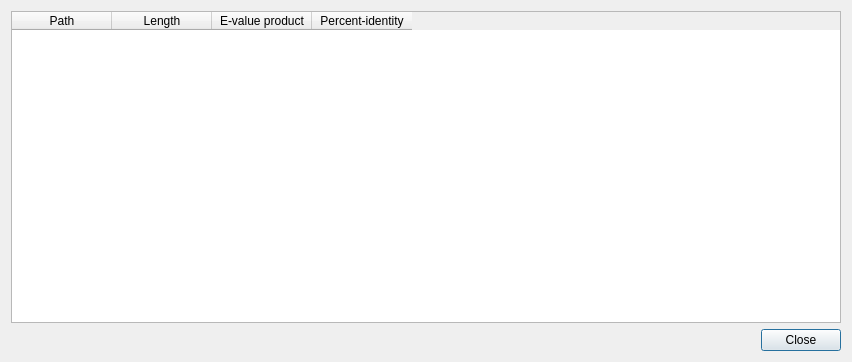
Old version of the form ui/querypathsdialog.ui in the repository rrwick/Bandage.
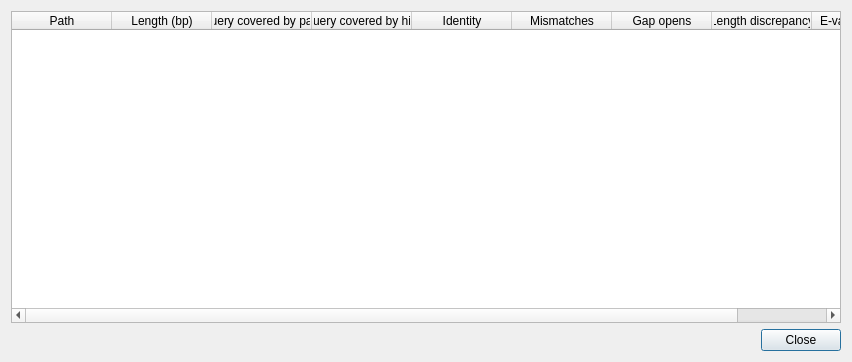
New version of the form. Custom widgets are drawn as their Qt base class.

Commit message: Improve BLAST query path table

What changed in the file:
```diff
--- a/ui/querypathsdialog.ui
+++ b/ui/querypathsdialog.ui
@@ -23,7 +23,37 @@
      </column>
      <column>
       <property name="text">
-       <string>Length</string>
+       <string>Length (bp)</string>
+      </property>
+     </column>
+     <column>
+      <property name="text">
+       <string>Query covered by path</string>
+      </property>
+     </column>
+     <column>
+      <property name="text">
+       <string>Query covered by hits</string>
+      </property>
+     </column>
+     <column>
+      <property name="text">
+       <string>Identity</string>
+      </property>
+     </column>
+     <column>
+      <property name="text">
+       <string>Mismatches</string>
+      </property>
+     </column>
+     <column>
+      <property name="text">
+       <string>Gap opens</string>
+      </property>
+     </column>
+     <column>
+      <property name="text">
+       <string>Length discrepancy</string>
       </property>
      </column>
      <column>
@@ -31,11 +61,6 @@
        <string>E-value product</string>
       </property>
      </column>
-     <column>
-      <property name="text">
-       <string>Percent-identity</string>
-      </property>
-     </column>
     </widget>
    </item>
    <item>
```
The commit also changes 7 other files.
